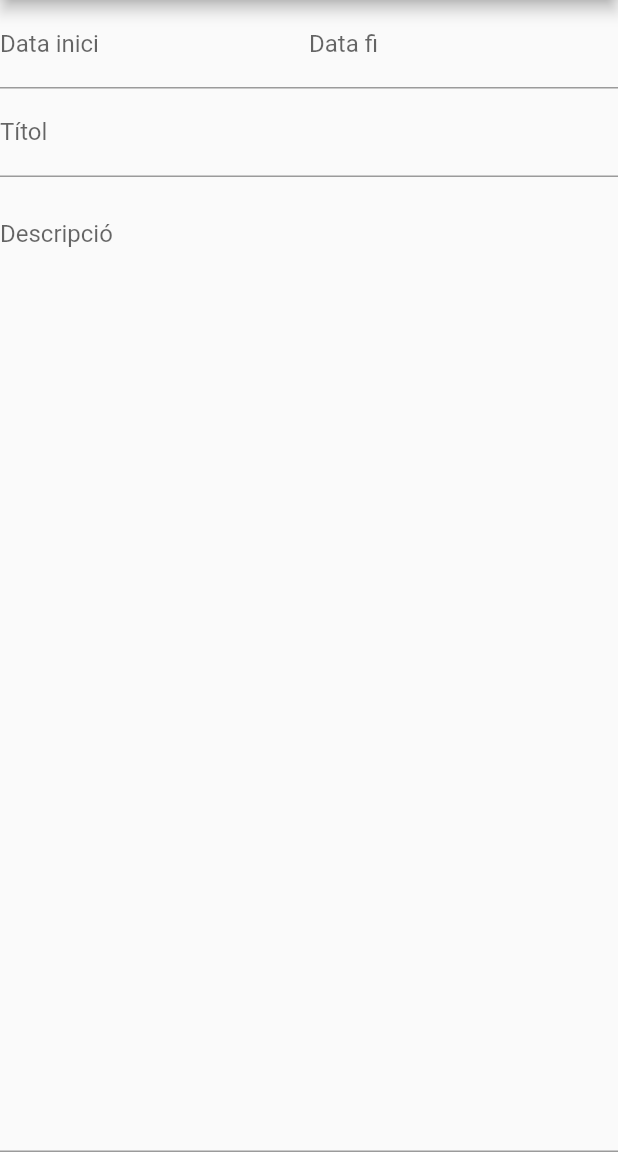
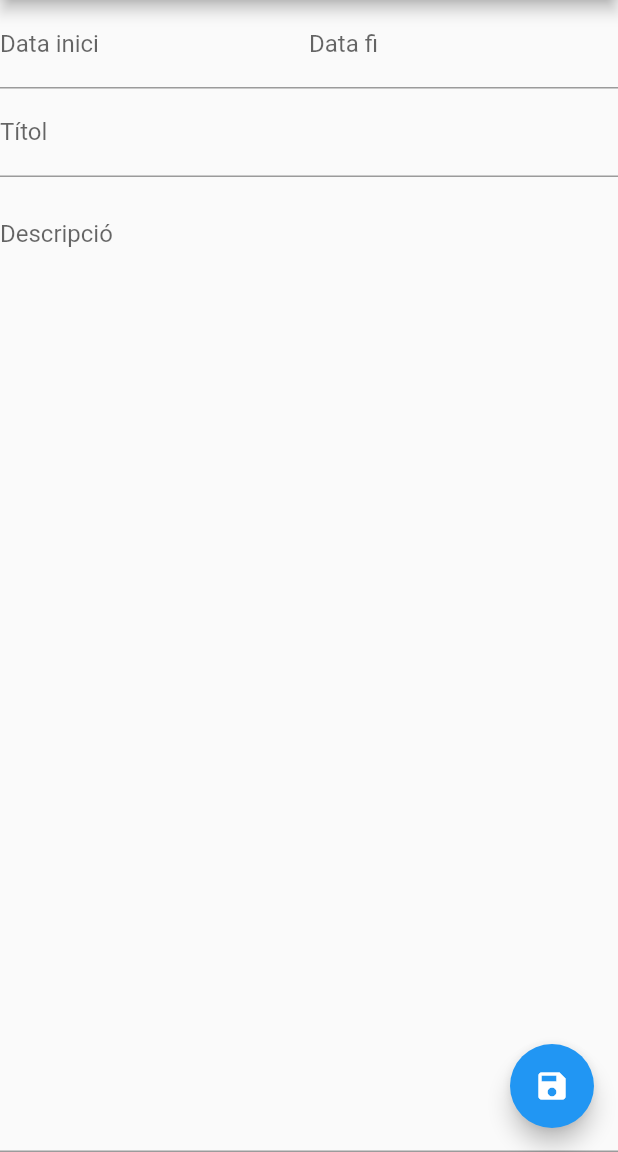
Before and after one commit to PixelPro09/examen_calendari-Raul_Tadeo, a Flutter app: the EditarEsdevenimentForm screen opened by its route, on a phone screen of 412 x 824 dp, the part 84-1236 px from its top. Run offline on Flutter 3.47's test engine with Material 2 defaults, Android fonts, the phone set to English and light mode, and no system bars.

Commit message:
crear esdeveniment y meterlo en la lista pero no va aparentemente da error, con ayuda de barahona

```diff
--- a/lib/controlador.dart
+++ b/lib/controlador.dart
@@ -1,7 +1,23 @@
 import 'package:examen_calendari/model.dart';
 
 class Controlador{
+  DateTime? horaInici, horaFinal;
+  String? titol;
+  String? descripcio;
+
   List <Esdeveniment> getListaEsdeveniments(){
     return Modelo().esdeveniments;
   }
+
+  void save() {
+    Modelo().afegirEsdeveniments(
+        Esdeveniment(
+        horaInici: horaInici!,
+        horaFinal: horaFinal!,
+        titol: titol!,
+        descripcio: descripcio
+        )
+    );
+
+  }
 }
--- a/lib/editar_esdeveniment.dart
+++ b/lib/editar_esdeveniment.dart
@@ -1,44 +1,74 @@
 import 'package:flutter/material.dart';
 
+import 'controlador.dart';
 
 class EditarEsdevenimentForm extends StatefulWidget {
-  const EditarEsdevenimentForm({Key? key}) : super(key: key);
-
+  EditarEsdevenimentForm({Key? key}) : super(key: key);
+  final Controlador elControlador = Controlador();
   @override
   State<EditarEsdevenimentForm> createState() => _EditarEsdevenimentFormState();
 }
 
 class _EditarEsdevenimentFormState extends State<EditarEsdevenimentForm> {
+  final _clauFormulari = GlobalKey<FormState>();
 
-  final _clauFormulari=GlobalKey<FormState>();
+
+  String? validator(String? valor) {
+    if (valor != null) {
+      return null;
+    } else {
+      return "Test";
+    }
+  }
 
   @override
   Widget build(BuildContext context) {
     return Scaffold(
-      appBar: AppBar(title: const Text("Calendari Raul Tadeo"),),
-      body: Column(
+      floatingActionButton: FloatingActionButton(
+        child: const Icon(Icons.save),
+        onPressed: (){
+          if(_clauFormulari.currentState?.validate() == true){
+            _clauFormulari.currentState?.save();
+            widget.elControlador.save();
+          }
+          Navigator.of(context).pop();
+        },
+      ),
+      appBar: AppBar(
+        title: const Text("Calendari Raul Tadeo"),
+      ),
+      body: Form(
+        key: _clauFormulari,
+        child: Column(
           children: [
-          Row(children: [
+            Row(
+              children: [
                 Expanded(
                   child: TextFormField(
-                decoration: const InputDecoration(
-                  labelText: "Data inici"
-                ),
+                    decoration: const InputDecoration(labelText: "Data inici"),
+                    validator: validator,
+                    onSaved: (valor){
+                      widget.elControlador.horaInici = DateTime.parse(valor!);
+                    },
                   ),
                 ),
                 Expanded(
                   child: TextFormField(
-                decoration: const InputDecoration(
-                    labelText: "Data fi"
-                ),
+                    decoration: const InputDecoration(labelText: "Data fi"),
+                    validator: validator,
+                    onSaved: (valor){
+                      widget.elControlador.horaInici = DateTime.parse(valor!);
+                    },
                   ),
                 )
               ],
             ),
             TextFormField(
-            decoration: const InputDecoration(
-              labelText: "Títol"
-            ),
+              decoration: const InputDecoration(labelText: "Títol"),
+              validator: validator,
+              onSaved: (valor){
+                widget.elControlador.horaInici = DateTime.parse(valor!);
+              },
             ),
             Expanded(
               child: TextFormField(
@@ -52,6 +82,7 @@ class _EditarEsdevenimentFormState extends State<EditarEsdevenimentForm> {
             )
           ],
         ),
+      ),
     );
   }
 }
```
Also changed, not shown: lib/vista.dart (added). Lines whose indentation alone changed are shown as unchanged.
